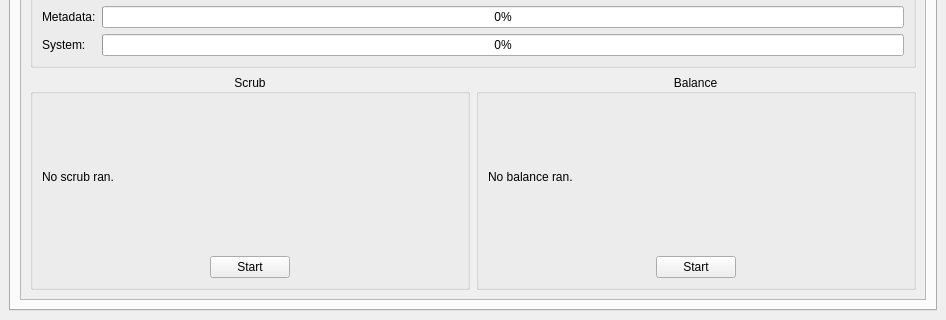
Above: btrfs-assistant.ui from nexusriot/btrfs-assistant before the change; both pictures show x 0 to 946 and y 397 to 717 of the 946 by 717 pixel window. Below: the same form after it.
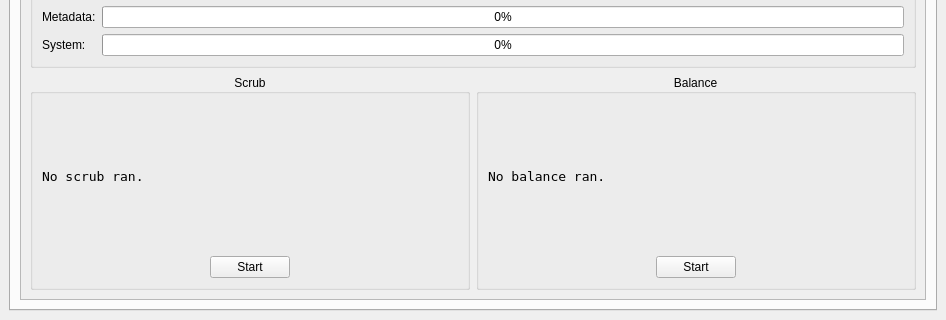
That is the form after the change. Icons and pictures are not drawn.

Commit message: Change font and alignment of scrub and balance boxes

The edit to the form file:
```diff
--- a/btrfs-assistant.ui
+++ b/btrfs-assistant.ui
@@ -99,17 +99,25 @@
                </item>
                <item row="0" column="0" colspan="3">
                 <widget class="QLabel" name="label_btrfsScrubStatus">
+                 <property name="font">
+                  <font>
+                   <family>Bitstream Vera Sans Mono</family>
+                   <pointsize>10</pointsize>
+                   <italic>false</italic>
+                   <bold>false</bold>
+                  </font>
+                 </property>
                  <property name="text">
                   <string>No scrub ran.</string>
                  </property>
                  <property name="alignment">
-                  <set>Qt::AlignJustify|Qt::AlignVCenter</set>
+                  <set>Qt::AlignLeading|Qt::AlignLeft|Qt::AlignVCenter</set>
                  </property>
                  <property name="wordWrap">
                   <bool>true</bool>
                  </property>
                  <property name="margin">
-                  <number>10</number>
+                  <number>0</number>
                  </property>
                 </widget>
                </item>
@@ -181,6 +189,12 @@
                    <verstretch>0</verstretch>
                   </sizepolicy>
                  </property>
+                 <property name="font">
+                  <font>
+                   <family>Bitstream Vera Sans Mono</family>
+                   <pointsize>10</pointsize>
+                  </font>
+                 </property>
                  <property name="text">
                   <string>No balance ran.</string>
                  </property>
@@ -188,7 +202,7 @@
                   <bool>true</bool>
                  </property>
                  <property name="margin">
-                  <number>10</number>
+                  <number>0</number>
                  </property>
                 </widget>
                </item>
```
